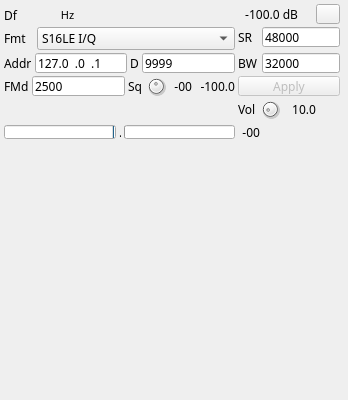
The window that plugins/channeltx/udpsink/udpsinkgui.ui (f4exb/sdrangel) describes before a commit, drawn with Qt 5.
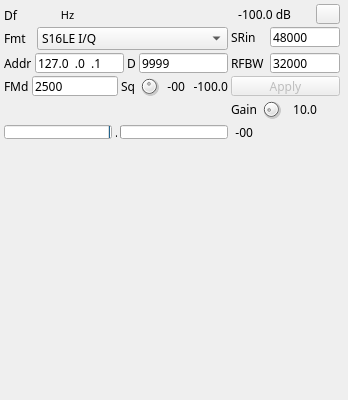
The same window after the commit. Icons and pictures are not drawn. Custom widgets are drawn as their Qt base class.

Commit message: UDPSink plugin: UI updates

What changed in the file:
```diff
--- a/plugins/channeltx/udpsink/udpsinkgui.ui
+++ b/plugins/channeltx/udpsink/udpsinkgui.ui
@@ -480,12 +480,12 @@
        <widget class="QLabel" name="sampleRateLabel">
         <property name="minimumSize">
          <size>
-          <width>21</width>
+          <width>36</width>
           <height>0</height>
          </size>
         </property>
         <property name="text">
-         <string>SR</string>
+         <string>SRin</string>
         </property>
        </widget>
       </item>
@@ -510,12 +510,12 @@
        <widget class="QLabel" name="label_3">
         <property name="minimumSize">
          <size>
-          <width>21</width>
+          <width>36</width>
           <height>0</height>
          </size>
         </property>
         <property name="text">
-         <string>BW</string>
+         <string>RFBW</string>
         </property>
        </widget>
       </item>
@@ -642,7 +642,7 @@
       <item>
        <widget class="QLabel" name="volumeLabel">
         <property name="text">
-         <string>Vol</string>
+         <string>Gain</string>
         </property>
        </widget>
       </item>
```
Left out of the diff: 25 changed lines with no effect on the pictures.
